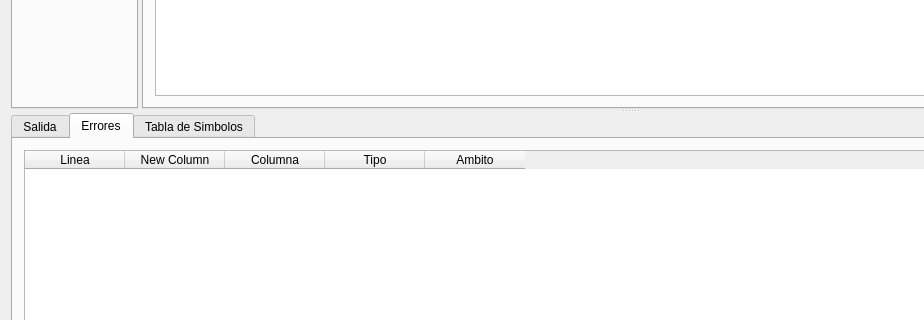
Above: Coline/mainwindow.ui from Caceres-Joseph/-COMPI2-Dic-Proyecto2_201513696 before the change; both pictures show x 0 to 924 and y 247 to 567 of the 1259 by 673 pixel window. Below: the same form after it.
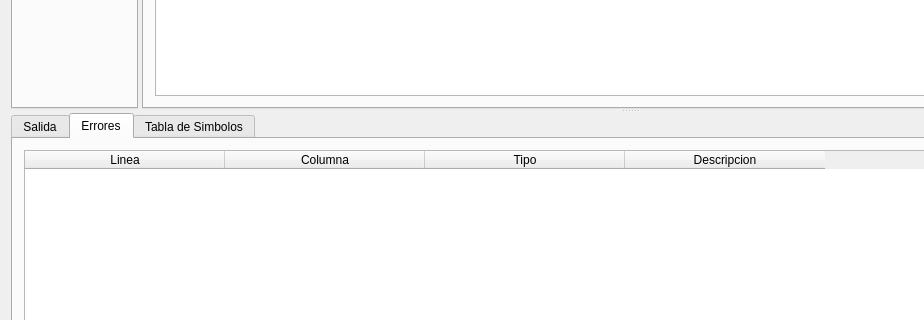
That is the form after the change. The open tabs and pages were chosen to show the change.

Diff of the .ui file:
```diff
--- a/Coline/mainwindow.ui
+++ b/Coline/mainwindow.ui
@@ -579,6 +579,9 @@
         <layout class="QVBoxLayout" name="verticalLayout_4">
          <item>
           <widget class="QTableWidget" name="tablaErrors">
+           <attribute name="horizontalHeaderDefaultSectionSize">
+            <number>200</number>
+           </attribute>
            <attribute name="verticalHeaderVisible">
             <bool>false</bool>
            </attribute>
@@ -587,11 +590,6 @@
              <string>Linea</string>
             </property>
            </column>
-           <column>
-            <property name="text">
-             <string>New Column</string>
-            </property>
-           </column>
            <column>
             <property name="text">
              <string>Columna</string>
@@ -604,7 +602,7 @@
            </column>
            <column>
             <property name="text">
-             <string>Ambito</string>
+             <string>Descripcion</string>
             </property>
            </column>
           </widget>
```
